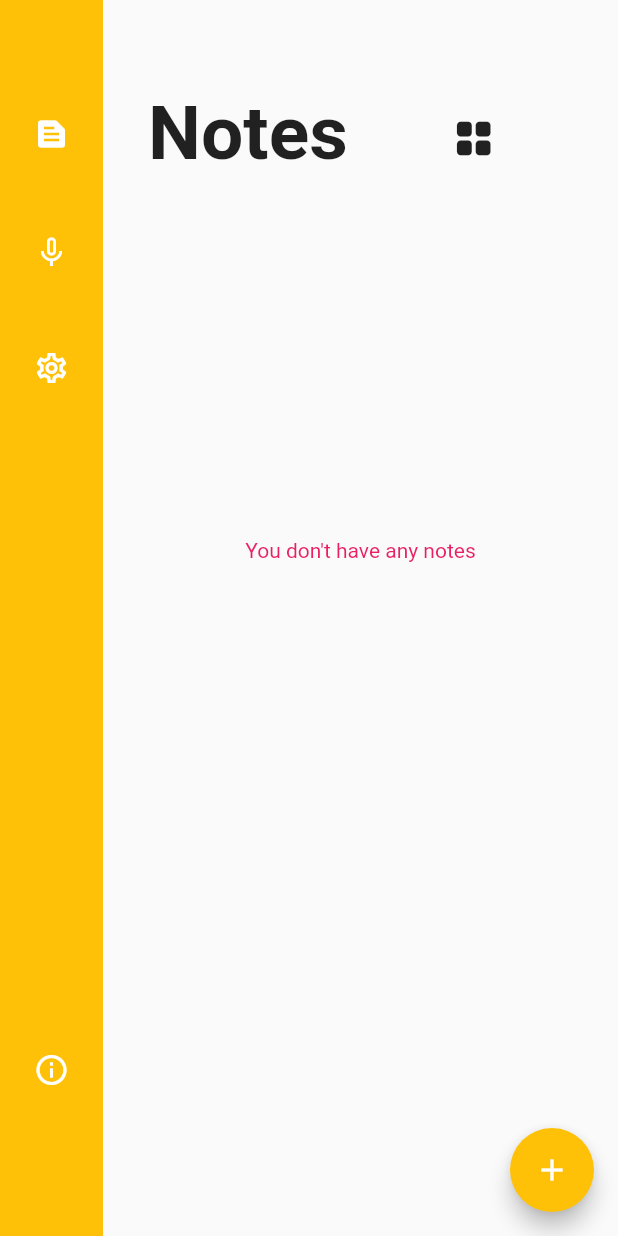
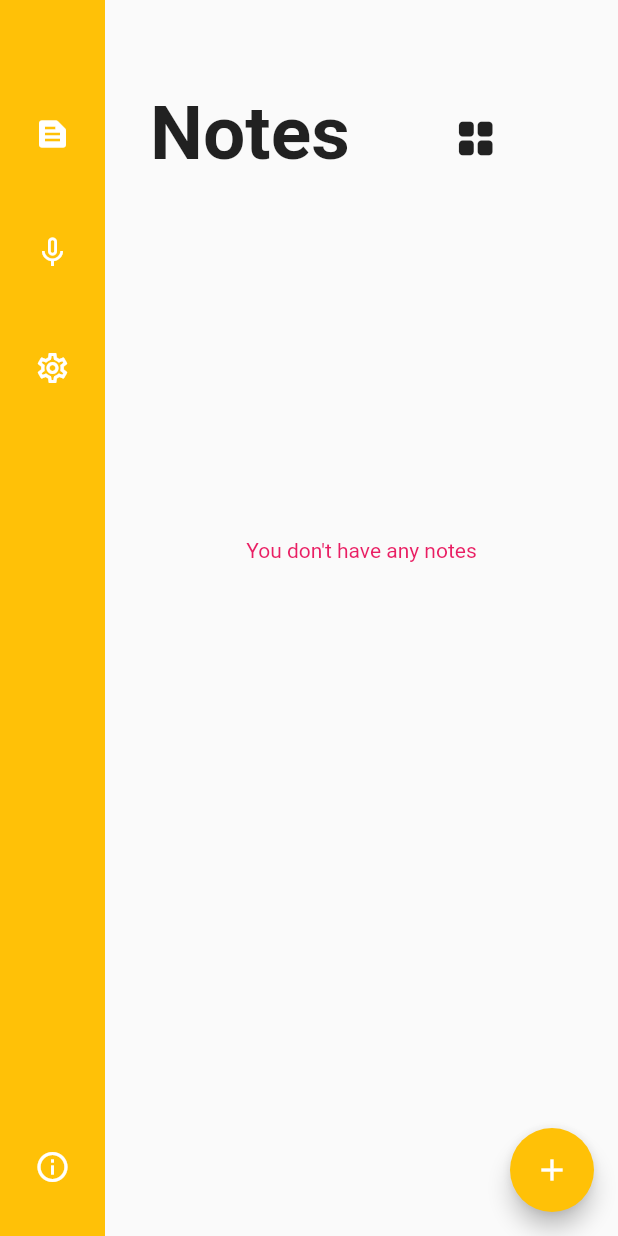
Before and after one commit to MoazSalem/Colorful_Notes, a Flutter app: the screen it shows after launch, on a phone screen of 412 x 824 dp. Run offline on Flutter 3.47's test engine with Material 2 defaults, Android fonts, the light colour scheme and no system bars; our stand-ins replace adaptive_theme, sqflite; accounts and stored records are empty.

Commit message:
1.1.1 version release

```diff
--- a/lib/Screens/HomeScreen.dart
+++ b/lib/Screens/HomeScreen.dart
@@ -1,16 +1,23 @@
 import 'package:flutter/material.dart';
 import 'package:notes/Screens/SideBar/Info.dart';
 import 'package:notes/Screens/SideBar/Notes.dart';
+import 'package:notes/Screens/SideBar/NotesTablet.dart';
 import 'package:notes/Screens/SideBar/Settings.dart';
 import 'package:notes/Screens/SideBar/VoiceNotes.dart';
 import 'package:sqflite/sqflite.dart';
 
-late final Color TheColor;
 late Database database;
 List<Map> notesMap = [];
-List <Color> colors = [ Colors.amber, Color(0xfff77b85), Color(0xffff8b34), Color(0xff66c6c2),Color(0xfff169a7),];
+List<Color> colors = [
+  Colors.amber,
+  Color(0xfff77b85),
+  Color(0xffff8b34),
+  Color(0xff66c6c2),
+  Color(0xfff169a7),
+];
 int currentIndex = 0;
 bool loading = true;
+
 class Home extends StatefulWidget {
   const Home({Key? key}) : super(key: key);
 
@@ -21,13 +28,23 @@ class Home extends StatefulWidget {
 class _HomeState extends State<Home> {
   GlobalKey<ScaffoldState> scaffoldKey = new GlobalKey<ScaffoldState>();
   List<Widget> page = [
-    const HomePage(),
+    Builder(
+      builder: (context) {
+        return MediaQuery.of(context).size.shortestSide > 600
+            ? MediaQuery(
+                data: MediaQuery.of(context).copyWith(textScaleFactor: 1.5),
+                child: HomePageT())
+            : MediaQuery(
+                data: MediaQuery.of(context).copyWith(textScaleFactor: 1.0),
+                child: HomePage());
+      },
+    ),
     const VoiceNotesPage(),
     const SettingsPage(),
     const InfoPage(),
   ];
 
-  startPage() async{
+  startPage() async {
     await startDatabase();
     await Future.delayed(Duration(seconds: 1));
     loading = false;
@@ -51,13 +68,16 @@ class _HomeState extends State<Home> {
       key: scaffoldKey,
       body: Row(
         children: [
-          Expanded(
-            child: Container(
+          Container(
+            width: 70,
             decoration: const BoxDecoration(
               color: Colors.amber,
             ),
-              child: ListView(
-                physics: const NeverScrollableScrollPhysics(),
+            child: Column(
+              children: [
+                Expanded(
+                    flex: 8,
+                    child: Column(
                       children: [
                         const SizedBox(
                           height: 65,
@@ -65,71 +85,99 @@ class _HomeState extends State<Home> {
                         IconButton(
                             onPressed: () {
                               onIndexChanged(0);
-                        setState(() {
-                        });
+                              setState(() {});
                             },
-                      icon: currentIndex != 0 ? const Icon(
+                            icon: currentIndex != 0
+                                ? const Icon(
                                     Icons.text_snippet_outlined,
                                     color: Colors.white,
-                      ) : const Icon(Icons.text_snippet,color: Colors.white,)),
+                                  )
+                                : const Icon(
+                                    Icons.text_snippet,
+                                    color: Colors.white,
+                                  )),
                         const SizedBox(
                           height: 30,
                         ),
                         IconButton(
                             onPressed: () {
                               onIndexChanged(1);
-                        setState(() {
-                        });
+                              setState(() {});
                             },
-                      icon: currentIndex != 1 ? const Icon(
+                            icon: currentIndex != 1
+                                ? const Icon(
                                     Icons.keyboard_voice_outlined,
                                     color: Colors.white,
-                  ) : const Icon(Icons.keyboard_voice,color: Colors.white,)), const SizedBox(
+                                  )
+                                : const Icon(
+                                    Icons.keyboard_voice,
+                                    color: Colors.white,
+                                  )),
+                        const SizedBox(
                           height: 30,
                         ),
                         IconButton(
                             onPressed: () {
                               onIndexChanged(2);
-                        setState(() {
-                        });
+                              setState(() {});
                             },
-                      icon: currentIndex != 2 ? const Icon(
+                            icon: currentIndex != 2
+                                ? const Icon(
                                     Icons.settings_outlined,
                                     color: Colors.white,
-                      ) : const Icon(Icons.settings,color: Colors.white,)), const SizedBox(
-                    height: 420,
-                  ),
-                  IconButton(
+                                  )
+                                : const Icon(
+                                    Icons.settings,
+                                    color: Colors.white,
+                                  )),
+                      ],
+                    )),
+                Expanded(
+                  flex: 1,
+                  child: IconButton(
                       onPressed: () {
                         onIndexChanged(3);
-                        setState(() {
-                        });
+                        setState(() {});
                       },
-                      icon: currentIndex != 3 ? const Icon(
+                      icon: currentIndex != 3
+                          ? const Icon(
                               Icons.info_outline,
                               color: Colors.white,
-                      ) : const Icon(Icons.info,color: Colors.white,))
+                            )
+                          : const Icon(
+                              Icons.info,
+                              color: Colors.white,
+                            )),
+                )
               ],
-              ),
             ),
           ),
           Expanded(
               flex: 5,
-              child:loading? Center(child: CircularProgressIndicator(),) : FutureBuilder(future: startDatabase() ,builder: (context, snapshot) => page[currentIndex],))
+              child: loading
+                  ? Center(
+                      child: CircularProgressIndicator(),
+                    )
+                  : FutureBuilder(
+                      future: startDatabase(),
+                      builder: (context, snapshot) => page[currentIndex],
+                    ))
         ],
       ),
     );
   }
 }
+
 Future<void> refreshDatabase() async {
   await getDatabaseItems(database);
 }
+
 Future<void> startDatabase() async {
   await openDatabase('notes.db', version: 1, onCreate: (db, version) async {
     print("db created");
     await db.execute(
         'CREATE TABLE Notes (id INTEGER PRIMARY KEY, title TEXT, content TEXT, time Text, cindex INTEGER)');
-  }, onOpen: (db) async{
+  }, onOpen: (db) async {
     print("db opened");
   }).then((value) => database = value);
   await refreshDatabase();
@@ -140,7 +188,8 @@ Future<void> destroyDatabase() async {
   await refreshDatabase();
 }
 
-Future<void> insertToDatabase({required String title,
+Future<void> insertToDatabase(
+    {required String title,
     required String content,
     required int index,
     required String time}) async {
@@ -160,14 +209,15 @@ Future<void> getDatabaseItems(database) async {
   notesMap = await list;
 }
 
-Future<void> editDatabaseItem({required String title,
+Future<void> editDatabaseItem(
+    {required String title,
     required String content,
     required String time,
     required int index,
     required String title2}) async {
   int count = await database.rawUpdate(
       'UPDATE Notes SET title = ?, content = ?, time = ?, cindex = ? WHERE title = ?',
-      ['$title2', '$content', '$time', '$index','$title']);
+      ['$title2', '$content', '$time', '$index', '$title']);
   print('updated: $count');
   await refreshDatabase();
   await refreshDatabase();
--- a/lib/main.dart
+++ b/lib/main.dart
@@ -29,7 +29,7 @@ class MyApp extends StatelessWidget {
         title: 'Adaptive Theme Demo',
         theme: theme,
         darkTheme: darkTheme,
-        home: Home(),
+        home: Home()
       ),
     );
   }
```
Also changed, not shown: lib/Screens/SideBar/Notes.dart (+7 -3 lines), lib/Screens/SideBar/NotesTablet.dart (added, +178 -0 lines). Lines whose indentation alone changed are shown as unchanged.
